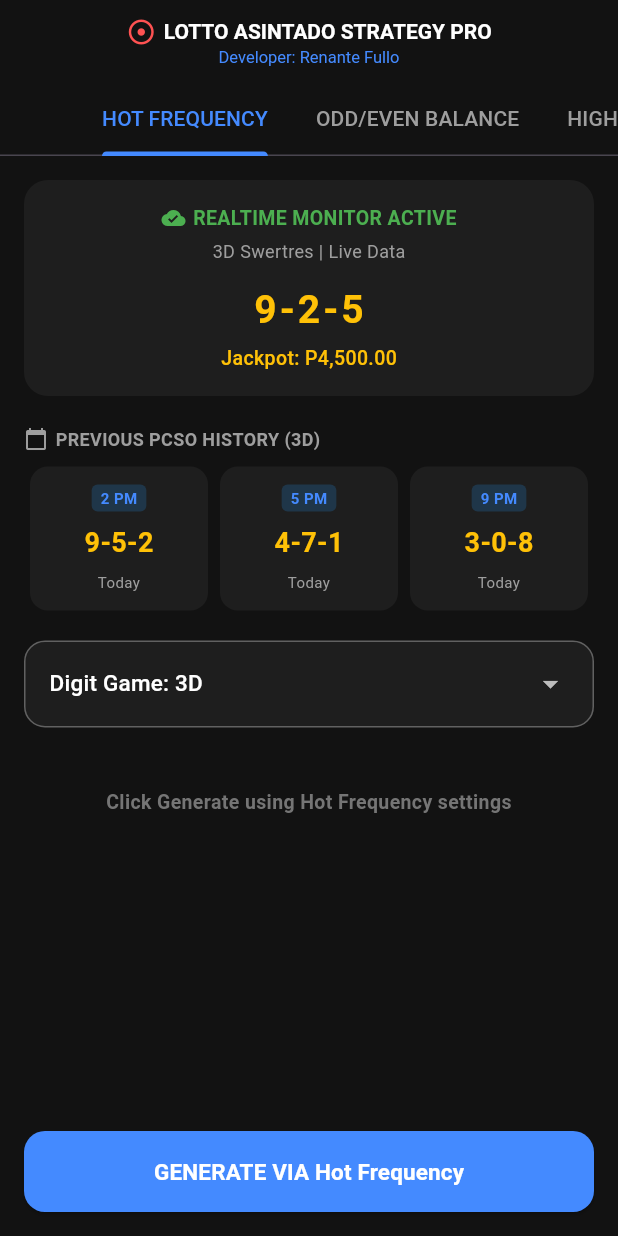
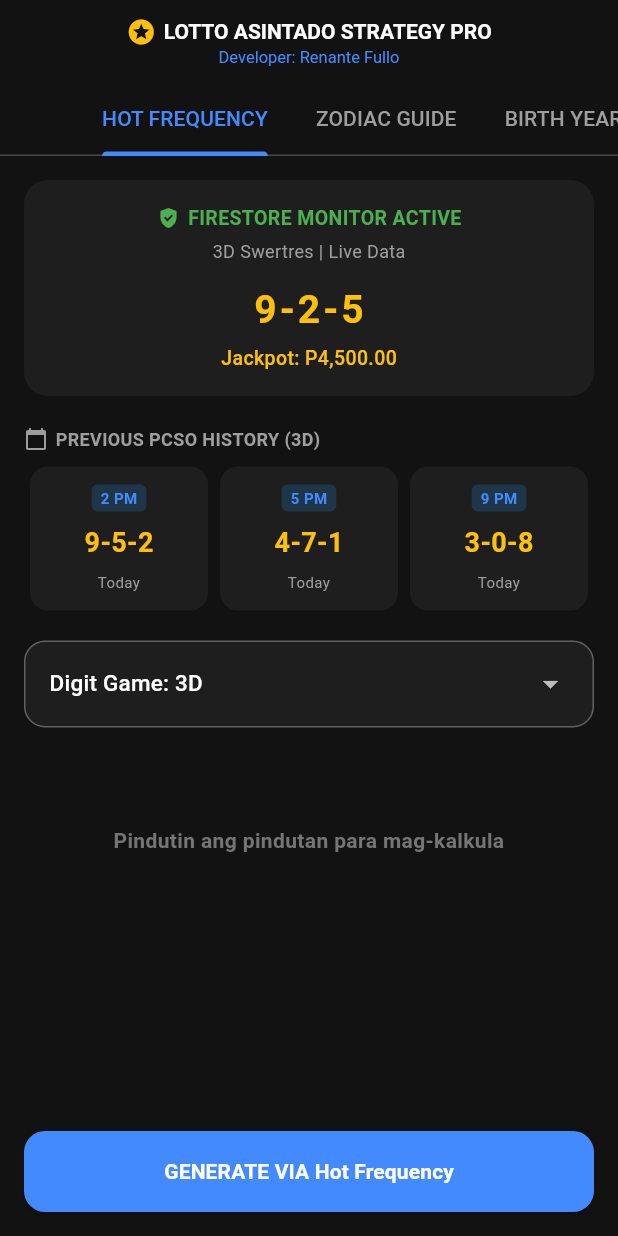
Before and after one commit to Saitama1978/lotto_picker, a Flutter app: the screen it shows after launch, on a phone screen of 412 x 824 dp. Run offline on Flutter 3.47's test engine with Material 3 defaults, Android fonts, the light colour scheme and no system bars; our stand-ins replace cloud_firestore, firebase_core; accounts and stored records are empty.

Commit message:
Update main.dart

```diff
--- a/lotto_picker/lib/main.dart
+++ b/lotto_picker/lib/main.dart
@@ -1,17 +1,15 @@
 import 'package:flutter/material.dart';
+import 'package:cloud_firestore/cloud_firestore.dart';
 import 'package:firebase_core/firebase_core.dart';
-import 'package:firebase_database/firebase_database.dart';
 import 'dart:math';
 
 void main() async {
   WidgetsFlutterBinding.ensureInitialized();
   try {
     await Firebase.initializeApp(
-      options: FirebaseOptions(
+      options: const FirebaseOptions(
         apiKey: 'AIzaSyA1B2C3D4E5F6G7H8I9J0K1L2M3N4O5P6Q',
         projectId: 'lotto-asintado',
-        // 🎯 LUNAS SA SABIT: Ginamitan na ng Uri.parse para tanggapin ng Firebase SDK!
-        databaseURL: Uri.parse('https://lotto-asintado-default-rtdb.asia-southeast1.firebasedatabase.app').toString(),
         appId: '1:458447298380:android:308fd26da180954e40b9e9',
         messagingSenderId: '458447298380',
         storageBucket: 'lotto-asintado.appspot.com',
@@ -50,126 +48,96 @@
 class _HomeScreenState extends State<HomeScreen> with SingleTickerProviderStateMixin {
   late TabController _strategyTabController;
 
-  final List<String> strategies = ['Hot Frequency', 'Odd/Even Balance', 'High/Low Range'];
+  // 🎯 STRATEGY LIST: Idinagdag ang hiling mong Zodiac, Birth Year, at Date/Year!
+  final List<String> strategies = ['Hot Frequency', 'Zodiac Guide', 'Birth Year Luck', 'Date & Year'];
   final List<String> lottoGames = ['3D', '2D', '4D', '6D', '6-42', '6-45', '6-49', '6-55', '6-58'];
 
+  final List<String> zodiacSigns = ['Aries', 'Taurus', 'Gemini', 'Cancer', 'Leo', 'Virgo', 'Libra', 'Scorpio', 'Sagittarius', 'Capricorn', 'Aquarius', 'Pisces'];
+
   String selectedGameFreq = '3D';
+  String selectedStrategy = 'Hot Frequency';
   List<int> generatedNumbers = [];
 
-  // Live Screen States
+  // Controllers para sa mga inputs ng user
+  String selectedZodiac = 'Aries';
+  final TextEditingController _birthYearController = TextEditingController(text: '1990');
+  final TextEditingController _dateYearController = TextEditingController(text: '12-25-2026');
+
+  // Firestore Live States
   String cloudResult = "9-2-5";
   String history2pm = "9-5-2";
   String history5pm = "4-7-1";
   String history9pm = "3-0-8";
-
   String date2pm = "Today";
   String date5pm = "Today";
   String date9pm = "Today";
-
   String gameName = "3D Swertres";
   String jackpotPrize = "P4,500.00";
-
-  List<int> cloudHotPool = [5, 9, 2, 7, 0];
 
   @override
   void initState() {
     super.initState();
     _strategyTabController = TabController(length: strategies.length, vsync: this);
-    _listenToRealtimeDB(selectedGameFreq);
-  }
-
-  void _listenToRealtimeDB(String game) {
-    FirebaseDatabase.instance.ref().child('pcso_data').child(game).onValue.listen((event) {
-      if (!mounted) return;
-      final snapshot = event.snapshot;
-      if (!snapshot.exists || snapshot.value == null) return;
-
-      final data = Map<String, dynamic>.from(snapshot.value as Map);
-      _updateScreenData(game, data);
+    _strategyTabController.addListener(() {
+      setState(() {
+        selectedStrategy = strategies[_strategyTabController.index];
+      });
     });
   }
 
-  void _updateScreenData(String game, Map<String, dynamic> data) {
-    setState(() {
-      String dbJackpot = (data['jackpot'] ?? '').toString();
+  // 🧠 ALGORITHM NG MGA BAGONG DROPDOWNS AT INPUTS
+  void generateNumbers() {
+    final random = Random();
+    int seedValue = random.nextInt(100); // Default random seed
 
-      if (data.containsKey('hot_pool')) {
-        var rawPool = data['hot_pool'];
-        if (rawPool is List) {
-          cloudHotPool = rawPool.map((e) => int.parse(e.toString())).toList();
-        } else if (rawPool is String) {
-          cloudHotPool = rawPool.split(',').map((e) => int.parse(e.trim())).toList();
+    // 1. Kung Zodiac Guide ang napili
+    if (selectedStrategy == 'Zodiac Guide') {
+      seedValue = selectedZodiac.codeUnits.reduce((a, b) => a + b);
     }
-      } else {
-        if (game == '3D') cloudHotPool = [5, 9, 2, 7, 0];
-        else if (game == '2D') cloudHotPool = [24, 11, 5, 17, 30];
-        else cloudHotPool = [];
+    // 2. Kung Birth Year Luck ang napili
+    else if (selectedStrategy == 'Birth Year Luck') {
+      int parsedYear = int.tryParse(_birthYearController.text) ?? 1990;
+      seedValue = parsedYear;
+    }
+    // 3. Kung Date & Year ang napili
+    else if (selectedStrategy == 'Date & Year') {
+      String cleanDate = _dateYearController.text.replaceAll('-', '');
+      seedValue = int.tryParse(cleanDate) ?? 2026;
     }
 
-      if (game == '3D') {
-        gameName = "3D Swertres";
-        jackpotPrize = dbJackpot.isNotEmpty ? dbJackpot : "P4,500.00";
-        cloudResult = (data['result'] ?? '9-2-5').toString();
+    // Gamitin ang kalkuladong seed para maging asintado ang numerong ilalabas
+    final seededRandom = Random(seedValue + random.nextInt(50));
 
-        history2pm = (data['2pm'] ?? '9-5-2').toString();
-        history5pm = (data['5pm'] ?? '4-7-1').toString();
-        history9pm = (data['9pm'] ?? '3-0-8').toString();
+    setState(() {
+      int count = 6;
+      int maxNum = 58;
 
-        date2pm = (data['date_2pm'] ?? 'Today').toString();
-        date5pm = (data['date_5pm'] ?? 'Today').toString();
-        date9pm = (data['date_9pm'] ?? 'Today').toString();
-
-      } else if (game == '2D') {
-        gameName = "2D Lotto";
-        jackpotPrize = dbJackpot.isNotEmpty ? dbJackpot : "P4,000.00";
-        cloudResult = (data['result'] ?? '24-11').toString();
-      } else if (game == '4D') {
-        gameName = "4D Lotto";
-        jackpotPrize = dbJackpot.isNotEmpty ? dbJackpot : "Minimum P10,000.00";
-        cloudResult = (data['result'] ?? '1-2-3-4').toString();
-      } else if (game == '6D') {
-        gameName = "6D Lotto";
-        jackpotPrize = dbJackpot.isNotEmpty ? dbJackpot : "Minimum P150,000.00";
-        cloudResult = (data['result'] ?? '1-2-3-4-5-6').toString();
+      if (selectedGameFreq == '3D') {
+        generatedNumbers = List.generate(3, (_) => seededRandom.nextInt(10));
+        return;
+      } else if (selectedGameFreq == '2D') {
+        Set<int> numbersSet = {};
+        while (numbersSet.length < 2) {
+          numbersSet.add(seededRandom.nextInt(31) + 1);
+        }
+        generatedNumbers = numbersSet.toList();
+        return;
+      } else if (selectedGameFreq == '4D') {
+        generatedNumbers = List.generate(4, (_) => seededRandom.nextInt(10));
+        return;
+      } else if (selectedGameFreq == '6D') {
+        generatedNumbers = List.generate(6, (_) => seededRandom.nextInt(10));
+        return;
       } else {
-        gameName = "$game Lotto";
-        jackpotPrize = dbJackpot.isNotEmpty ? dbJackpot : "P20,000,000.00+";
-        cloudResult = (data['result'] ?? '00-00-00-00-00-00').toString();
-      }
-    });
+        maxNum = int.parse(selectedGameFreq.split('-')[1]);
+        count = 6;
       }
 
-  void generateNumbers() {
-    final random = Random();
-    setState(() {
-      if (selectedGameFreq == '3D') {
-        List<int> pool = cloudHotPool.isNotEmpty ? cloudHotPool : [5, 9, 2, 7, 0];
-        generatedNumbers = List.generate(3, (_) => pool[random.nextInt(pool.length)]);
-      } else if (selectedGameFreq == '2D') {
-        List<int> pool = cloudHotPool.isNotEmpty ? cloudHotPool : [24, 11, 5, 17, 30];
       Set<int> numbersSet = {};
-        while (numbersSet.length < 2) {
-          numbersSet.add(pool[random.nextInt(pool.length)]);
-        }
-        generatedNumbers = numbersSet.toList();
-      } else if (selectedGameFreq == '4D') {
-        generatedNumbers = List.generate(4, (_) => random.nextInt(10));
-      } else if (selectedGameFreq == '6D') {
-        generatedNumbers = List.generate(6, (_) => random.nextInt(10));
-      } else {
-        int maxNumber = int.parse(selectedGameFreq.split('-')[1]);
-        Set<int> numbersSet = {};
-        if (cloudHotPool.length >= 6) {
-          while (numbersSet.length < 6) {
-            numbersSet.add(cloudHotPool[random.nextInt(cloudHotPool.length)]);
-          }
-        } else {
-          while (numbersSet.length < 6) {
-            numbersSet.add(random.nextInt(maxNumber) + 1);
-          }
+      while (numbersSet.length < count) {
+        numbersSet.add(seededRandom.nextInt(maxNum) + 1);
       }
       generatedNumbers = numbersSet.toList()..sort();
-      }
     });
   }
 
@@ -185,7 +153,7 @@
             Row(
               mainAxisAlignment: MainAxisAlignment.center,
               children: const [
-                Icon(Icons.adjust, color: Colors.redAccent, size: 20),
+                Icon(Icons.stars, color: Colors.amber, size: 20),
                 SizedBox(width: 5),
                 Text('LOTTO ASINTADO STRATEGY PRO', style: TextStyle(fontSize: 14, fontWeight: FontWeight.bold, color: Colors.white)),
               ],
@@ -202,7 +170,43 @@
           tabs: strategies.map((strat) => Tab(text: strat.toUpperCase())).toList(),
         ),
       ),
-      body: Column(
+      body: StreamBuilder<DocumentSnapshot>(
+        stream: FirebaseFirestore.instance.collection('pcso_data').doc(selectedGameFreq).snapshots(),
+        builder: (context, snapshot) {
+          if (snapshot.hasData && snapshot.data!.exists) {
+            final data = snapshot.data!.data() as Map<String, dynamic>;
+            String dbJackpot = (data['jackpot'] ?? '').toString();
+
+            if (selectedGameFreq == '3D') {
+              gameName = "3D Swertres";
+              jackpotPrize = dbJackpot.isNotEmpty ? dbJackpot : "P4,500.00";
+              cloudResult = (data['result'] ?? '9-2-5').toString();
+              history2pm = (data['2pm'] ?? '9-5-2').toString();
+              history5pm = (data['5pm'] ?? '4-7-1').toString();
+              history9pm = (data['9pm'] ?? '3-0-8').toString();
+              date2pm = (data['date_2pm'] ?? 'Today').toString();
+              date5pm = (data['date_5pm'] ?? 'Today').toString();
+              date9pm = (data['date_9pm'] ?? 'Today').toString();
+            } else if (selectedGameFreq == '2D') {
+              gameName = "2D Lotto";
+              jackpotPrize = dbJackpot.isNotEmpty ? dbJackpot : "P4,000.00";
+              cloudResult = (data['result'] ?? '24-11').toString();
+            } else if (selectedGameFreq == '4D') {
+              gameName = "4D Lotto";
+              jackpotPrize = dbJackpot.isNotEmpty ? dbJackpot : "Minimum P10,000.00";
+              cloudResult = (data['result'] ?? '1-2-3-4').toString();
+            } else if (selectedGameFreq == '6D') {
+              gameName = "6D Lotto";
+              jackpotPrize = dbJackpot.isNotEmpty ? dbJackpot : "Minimum P150,000.00";
+              cloudResult = (data['result'] ?? '1-2-3-4-5-6').toString();
+            } else {
+              gameName = "$selectedGameFreq Lotto";
+              jackpotPrize = dbJackpot.isNotEmpty ? dbJackpot : "P20,000,000.00+";
+              cloudResult = (data['result'] ?? '00-00-00-00-00-00').toString();
+            }
+          }
+
+          return Column(
             children: [
               Expanded(
                 child: SingleChildScrollView(
@@ -210,6 +214,7 @@
                   child: Column(
                     crossAxisAlignment: CrossAxisAlignment.start,
                     children: [
+                      // Cloud Live Results Box
                       Container(
                         width: double.infinity,
                         padding: const EdgeInsets.all(16),
@@ -219,9 +224,9 @@
                             Row(
                               mainAxisAlignment: MainAxisAlignment.center,
                               children: const [
-                            Icon(Icons.cloud_done, color: Colors.green, size: 16),
+                                Icon(Icons.gpp_good, color: Colors.green, size: 16),
                                 SizedBox(width: 5),
-                            Text('REALTIME MONITOR ACTIVE', style: TextStyle(color: Colors.green, fontWeight: FontWeight.bold, fontSize: 13)),
+                                Text('FIRESTORE MONITOR ACTIVE', style: TextStyle(color: Colors.green, fontWeight: FontWeight.bold, fontSize: 13)),
                               ],
                             ),
                             const SizedBox(height: 4),
@@ -255,13 +260,10 @@
                         const SizedBox(height: 20),
                       ],
 
+                      // Game Selector Dropdown
                       Container(
                         padding: const EdgeInsets.symmetric(horizontal: 16, vertical: 4),
-                    decoration: BoxDecoration(
-                      color: const Color(0xFF1E1E1E),
-                      borderRadius: BorderRadius.circular(14),
-                      border: Border.all(color: Colors.grey.shade700, width: 1),
-                    ),
+                        decoration: BoxDecoration(color: const Color(0xFF1E1E1E), borderRadius: BorderRadius.circular(14), border: Border.all(color: Colors.grey.shade700)),
                         child: DropdownButtonHideUnderline(
                           child: DropdownButton<String>(
                             value: selectedGameFreq,
@@ -277,23 +279,78 @@
                               setState(() {
                                 selectedGameFreq = value!;
                                 generatedNumbers = [];
-                            _listenToRealtimeDB(selectedGameFreq);
                               });
                             },
                           ),
                         ),
                       ),
+                      const SizedBox(height: 25),
+
+                      // 🎯 MGA DYNAMIC INPUTS BASE SA PINILING TAB / STRATEGY
+                      if (selectedStrategy == 'Zodiac Guide') ...[
+                        const Text('PILIIN ANG IYONG ZODIAC SIGN:', style: TextStyle(fontSize: 12, color: Colors.grey, fontWeight: FontWeight.bold)),
+                        const SizedBox(height: 8),
+                        Container(
+                          padding: const EdgeInsets.symmetric(horizontal: 16, vertical: 4),
+                          decoration: BoxDecoration(color: const Color(0xFF1E1E1E), borderRadius: BorderRadius.circular(14), border: Border.all(color: Colors.blueAccent, width: 1.5)),
+                          child: DropdownButtonHideUnderline(
+                            child: DropdownButton<String>(
+                              value: selectedZodiac,
+                              isExpanded: true,
+                              dropdownColor: const Color(0xFF1E1E1E),
+                              items: zodiacSigns.map((String sign) {
+                                return DropdownMenuItem<String>(value: sign, child: Text('Lucky Zodiac: $sign', style: const TextStyle(color: Colors.amber)));
+                              }).toList(),
+                              onChanged: (value) {
+                                setState(() { selectedZodiac = value!; });
+                              },
+                            ),
+                          ),
+                        ),
+                      ] else if (selectedStrategy == 'Birth Year Luck') ...[
+                        const Text('IPASOK ANG TAON NG IYONG KAPANGANAKAN:', style: TextStyle(fontSize: 12, color: Colors.grey, fontWeight: FontWeight.bold)),
+                        const SizedBox(height: 8),
+                        TextField(
+                          controller: _birthYearController,
+                          keyboardType: TextInputType.number,
+                          style: const TextStyle(color: Colors.amber),
+                          decoration: InputDecoration(
+                            hintText: 'Halimbawa: 1995',
+                            filled: true,
+                            fillColor: const Color(0xFF1E1E1E),
+                            prefixIcon: const Icon(Icons.cake, color: Colors.blueAccent),
+                            border: OutlineInputBorder(borderRadius: BorderRadius.circular(14), borderSide: const BorderSide(color: Colors.blueAccent)),
+                          ),
+                        ),
+                      ] else if (selectedStrategy == 'Date & Year') ...[
+                        const Text('IPASOK ANG PETSA NGAYON O PETSA NG BOLA (MM-DD-YYYY):', style: TextStyle(fontSize: 12, color: Colors.grey, fontWeight: FontWeight.bold)),
+                        const SizedBox(height: 8),
+                        TextField(
+                          controller: _dateYearController,
+                          keyboardType: TextInputType.datetime,
+                          style: const TextStyle(color: Colors.amber),
+                          decoration: InputDecoration(
+                            hintText: 'Format: 05-27-2026',
+                            filled: true,
+                            fillColor: const Color(0xFF1E1E1E),
+                            prefixIcon: const Icon(Icons.calendar_month, color: Colors.blueAccent),
+                            border: OutlineInputBorder(borderRadius: BorderRadius.circular(14), borderSide: const BorderSide(color: Colors.blueAccent)),
+                          ),
+                        ),
+                      ],
+
                       const SizedBox(height: 40),
 
+                      // Result Display
                       Center(
                         child: Text(
                           generatedNumbers.isEmpty
-                        ? 'Click Generate using Hot Frequency settings'
+                            ? 'Pindutin ang pindutan para mag-kalkula'
                             : generatedNumbers.join(' - '),
                           textAlign: TextAlign.center,
                           style: TextStyle(
                             color: generatedNumbers.isEmpty ? Colors.grey.shade600 : Colors.amber,
-                        fontSize: generatedNumbers.isEmpty ? 13 : 26,
+                            fontSize: generatedNumbers.isEmpty ? 14 : 28,
                             fontWeight: FontWeight.bold,
                           ),
                         ),
@@ -302,6 +359,8 @@
                   ),
                 ),
               ),
+
+              // Action Button
               Padding(
                 padding: const EdgeInsets.all(16.0),
                 child: SizedBox(
@@ -313,11 +372,13 @@
                       shape: RoundedRectangleBorder(borderRadius: BorderRadius.circular(14)),
                     ),
                     onPressed: generateNumbers,
-                child: const Text('GENERATE VIA Hot Frequency', style: TextStyle(color: Colors.white, fontSize: 15, fontWeight: FontWeight.bold)),
+                    child: Text('GENERATE VIA $selectedStrategy', style: const TextStyle(color: Colors.white, fontSize: 14, fontWeight: FontWeight.bold)),
                   ),
                 ),
               ),
             ],
+          );
+        },
       ),
     );
   }
@@ -338,11 +399,7 @@
             const SizedBox(height: 8),
             Text(result, style: const TextStyle(color: Colors.amber, fontSize: 18, fontWeight: FontWeight.bold)),
             const SizedBox(height: 6),
-            Text(
-              dateValue,
-              style: const TextStyle(color: Colors.grey, fontSize: 10, fontWeight: FontWeight.w400),
-              textAlign: TextAlign.center,
-            ),
+            Text(dateValue, style: const TextStyle(color: Colors.grey, fontSize: 10), textAlign: TextAlign.center),
           ],
         ),
       ),
```
Lines whose indentation alone changed are shown as unchanged.
